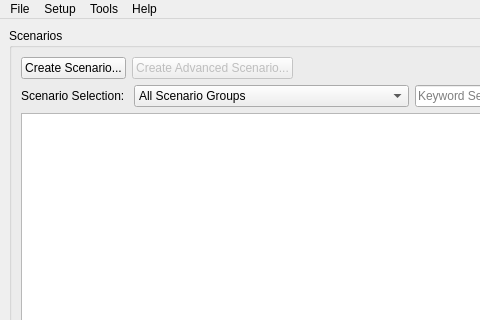
LLNL/RASE, file src/ui/rase.ui: the form before one commit; both pictures show x 0 to 480 and y 0 to 320 of the 1000 by 712 pixel window.
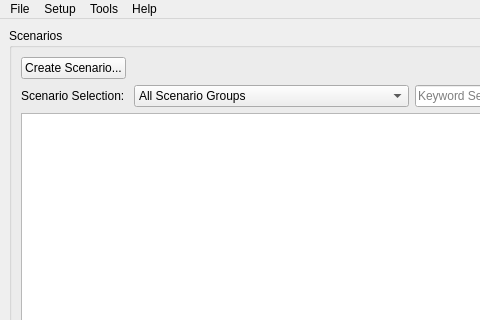
The form after the commit.

Commit message:
Removed addadvscenario button and MDA studies tool
Both of these are defunct at time of writing. The
dynamic simulation tool is left in the toolbar, as
it is currently under development. The MDA tool, I
believe, has been effectively replaced by the S-curve
development, and as such doesn't have much place in
the toolbar anymore.

Diff of the .ui file:
```diff
--- a/src/ui/rase.ui
+++ b/src/ui/rase.ui
@@ -44,28 +44,6 @@
              </property>
             </widget>
            </item>
-           <item>
-            <widget class="QPushButton" name="btnAddScenarioAdv">
-             <property name="enabled">
-              <bool>false</bool>
-             </property>
-             <property name="sizePolicy">
-              <sizepolicy hsizetype="Minimum" vsizetype="Fixed">
-               <horstretch>0</horstretch>
-               <verstretch>0</verstretch>
-              </sizepolicy>
-             </property>
-             <property name="maximumSize">
-              <size>
-               <width>16777215</width>
-               <height>16777215</height>
-              </size>
-             </property>
-             <property name="text">
-              <string>Create Advanced Scenario...</string>
-             </property>
-            </widget>
-           </item>
            <item>
             <spacer name="horizontalSpacer_5">
              <property name="orientation">
```
Left out of the diff: 5 changed lines with no effect on the pictures.
